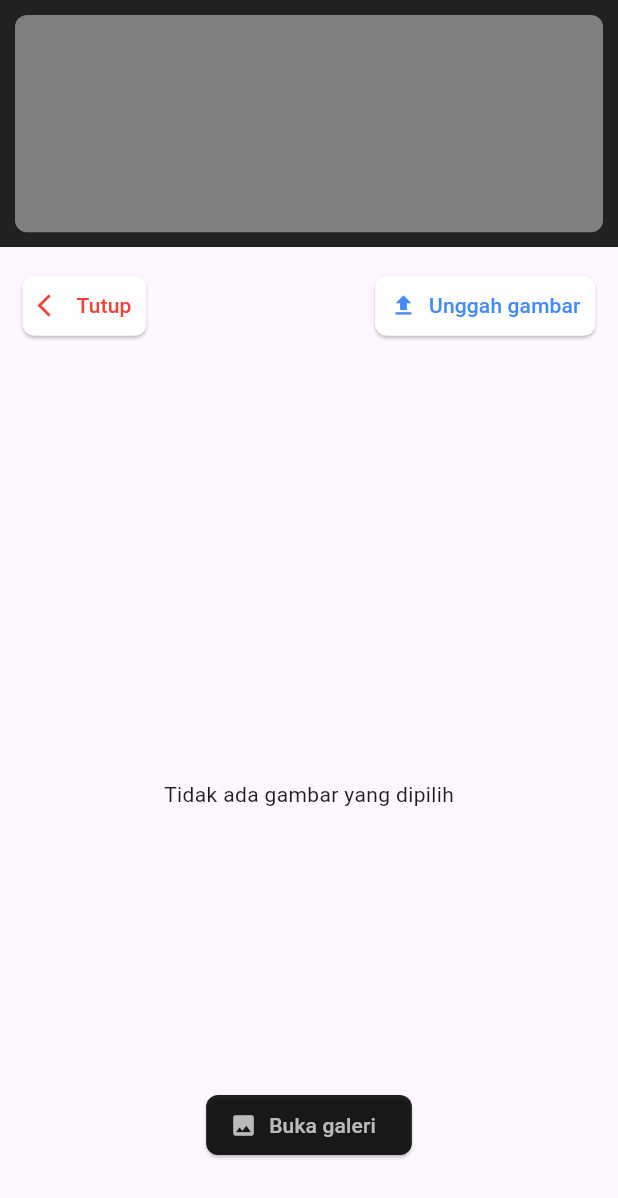
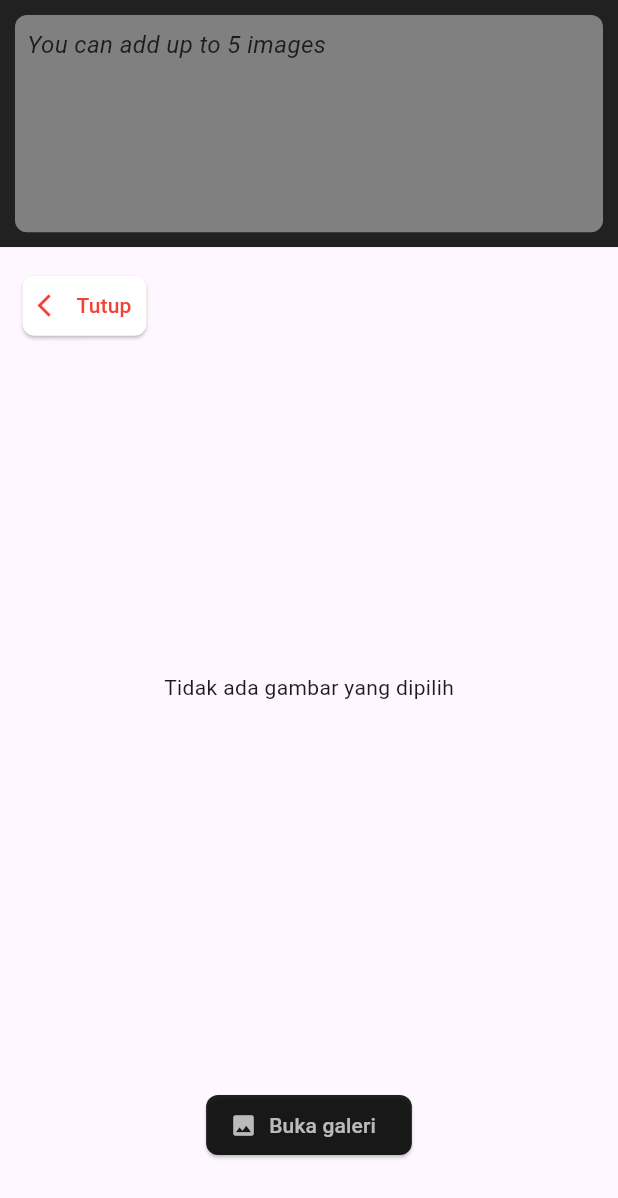
Before and after one commit to mikkelofficial7/flutter-recipe-generator, a Flutter app: the screen it shows after launch, after a tap on "Buka kamera untuk memulai", after a tap on "Tutup", after a tap on "Buka galeri untuk memulai", on a phone screen of 412 x 824 dp. Shown: the top 1198 px of the screen. Run offline on Flutter 3.47's test engine with Material 3 defaults, Android fonts, the light colour scheme and no system bars; our stand-ins replace camera, device_info_plus, file_picker, permission_handler.

Commit message:
add gallery remover before upload to upper view

```diff
--- a/lib/constant/wording.dart
+++ b/lib/constant/wording.dart
@@ -12,11 +12,12 @@ class Wording {
 
   static const String or = "atau";
   static const String close = "Tutup";
-  static const String upload = "Unggah gambar";
+  static const String upload = "Unggah semua";
   static const String openCamera = "Buka kamera untuk memulai";
   static const String openGallery = "Buka galeri untuk memulai";
   static const String openGalleryShow = "Buka galeri";
   static const String noImageChoose = "Tidak ada gambar yang dipilih";
+  static const String maxImage = "You can add up to 5 images";
 }
 
 class Variable {
--- a/lib/default.dart
+++ b/lib/default.dart
@@ -19,16 +19,19 @@ class DefaultApp extends StatefulWidget {
 
 class DefaultAppState extends State<DefaultApp> {
   final List<String> listImage = [];
+  bool isMaxImageReached = false;
 
   void setImageToList(String imagePath) {
     setState(() {
       listImage.add(imagePath);
+      isMaxImageReached = listImage.length < 5;
     });
   }
 
   void removeImage(int index) {
     setState(() {
       listImage.removeAt(index);
+      isMaxImageReached = listImage.length < 5;
     });
   }
 
@@ -47,7 +50,7 @@ class DefaultAppState extends State<DefaultApp> {
               flex: 4,
               child: BelowSideFragment(
                   onImageGet: setImageToList,
-              ))
+                  isMaxImageReached: isMaxImageReached))
         ],
       ),
     );
@@ -69,12 +72,28 @@ class UpperSideFragmentState extends State<UpperSideFragment> {
   @override
   Widget build(BuildContext context) {
     return Container(
+      width: double.infinity,
       decoration: BoxDecoration(color: Colors.black87),
       child: Container(
         margin: EdgeInsets.all(10),
         decoration: BoxDecoration(
             color: const Color.fromARGB(241, 134, 133, 133),
             borderRadius: BorderRadius.circular(8)),
+        child: Column(
+          children: [
+            Align(
+              alignment: Alignment.topLeft,
+              child: Padding(
+                padding: EdgeInsets.only(top: 8, left: 8),
+                child: Text(Wording.maxImage,
+                    style: TextStyle(
+                      fontStyle: FontStyle.italic,
+                      fontSize: 16,
+                    )),
+              ),
+            ),
+            Expanded(
+                flex: 1,
                 child: ListView.builder(
                   scrollDirection: Axis.horizontal,
                   itemCount: widget.listImage.length,
@@ -99,21 +118,24 @@ class UpperSideFragmentState extends State<UpperSideFragment> {
                             right: 1,
                             child: ElevatedButton(
                               style: ElevatedButton.styleFrom(
-                        backgroundColor:
-                            Colors.black54, // semi-transparent background
+                                backgroundColor: Colors
+                                    .black54, // semi-transparent background
                                 shape: const CircleBorder(),
                                 padding: const EdgeInsets.all(8),
                               ),
                               onPressed: () {
                                 widget.onRemoveImage(index);
                               },
-                      child: const Icon(Icons.close, color: Colors.white),
+                              child:
+                                  const Icon(Icons.close, color: Colors.white),
                             ),
                           ),
                         ],
                       ),
                     );
                   },
+                ))
+          ],
         ),
       ),
     );
@@ -127,8 +149,13 @@ class UpperSideFragmentState extends State<UpperSideFragment> {
 
 class BelowSideFragment extends StatefulWidget {
   final void Function(String) onImageGet;
+  final bool? isMaxImageReached;
 
-  const BelowSideFragment({super.key, required this.onImageGet});
+  const BelowSideFragment({
+    super.key,
+    required this.onImageGet,
+    this.isMaxImageReached,
+  });
 
   @override
   State<BelowSideFragment> createState() => BelowSideFragmentState();
@@ -522,14 +549,20 @@ class GalleryViewState extends State<GalleryView> {
     return Scaffold(
       body: Stack(
         children: [
-          Container(
-            margin: EdgeInsets.only(top: 70),
+          Column(
+            children: [
+              Expanded(
+                  flex: 4,
+                  child: Container(
+                    margin: EdgeInsets.only(
+                        top: 70, left: 10, right: 10, bottom: 10),
                     child: imageSelected.isEmpty
                         ? Center(child: Text(Wording.noImageChoose))
                         : GridView.builder(
                             padding: EdgeInsets.only(top: 10),
                             shrinkWrap: true,
-                    gridDelegate: SliverGridDelegateWithFixedCrossAxisCount(
+                            gridDelegate:
+                                SliverGridDelegateWithFixedCrossAxisCount(
                               crossAxisCount: 3,
                               mainAxisSpacing: 4,
                               crossAxisSpacing: 4,
@@ -564,16 +597,18 @@ class GalleryViewState extends State<GalleryView> {
                               );
                             },
                           ),
-          ),
-          Container(
-            color: Colors.transparent,
-            margin: EdgeInsets.only(bottom: Variable.defaultMarginBottom),
+                  )),
+              Expanded(
                   child: Align(
                 alignment: Alignment.bottomCenter,
+                child: Padding(
+                  padding:
+                      EdgeInsets.only(bottom: Variable.defaultMarginBottom),
                   child: ElevatedButton.icon(
                     style: ElevatedButton.styleFrom(
                         backgroundColor: Colors.black87, // button background
-                    foregroundColor: Colors.white70, // text (and icon) color
+                        foregroundColor:
+                            Colors.white70, // text (and icon) color
                         shape: RoundedRectangleBorder(
                           borderRadius: BorderRadius.circular(8),
                         )),
@@ -587,8 +622,12 @@ class GalleryViewState extends State<GalleryView> {
                     label: Text(Wording.openGalleryShow),
                   ),
                 ),
+              ))
+            ],
           ),
-          Container(
+          Align(
+            alignment: Alignment.topLeft,
+            child: Container(
               margin: EdgeInsets.all(15),
               child: ElevatedButton.icon(
                 style: ElevatedButton.styleFrom(
@@ -611,9 +650,12 @@ class GalleryViewState extends State<GalleryView> {
                 label: Text(Wording.close),
               ),
             ),
+          ),
           Align(
             alignment: Alignment.topRight,
-            child: Container(
+            child: imageSelected.isEmpty
+                ? Container()
+                : Container(
                     margin: EdgeInsets.all(15),
                     child: ElevatedButton.icon(
                       style: ElevatedButton.styleFrom(
@@ -622,7 +664,8 @@ class GalleryViewState extends State<GalleryView> {
                             vertical: 10,
                           ),
                           backgroundColor: Colors.white, // button background
-                    foregroundColor: Colors.blueAccent, // text (and icon) color
+                          foregroundColor:
+                              Colors.blueAccent, // text (and icon) color
                           shape: RoundedRectangleBorder(
                             borderRadius: BorderRadius.circular(8),
                           )),
```
Also changed, not shown: 4 other files. Lines whose indentation alone changed are shown as unchanged.
